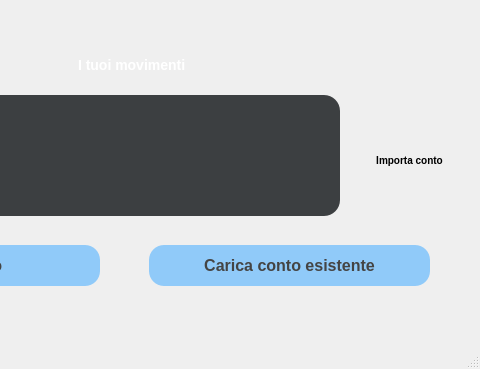
AndreaDiPietro0/BankAccount_DiPietro, file MainWindow.ui: the form before one commit; both pictures show x 191 to 671 and y 315 to 684 of the 671 by 684 pixel window.
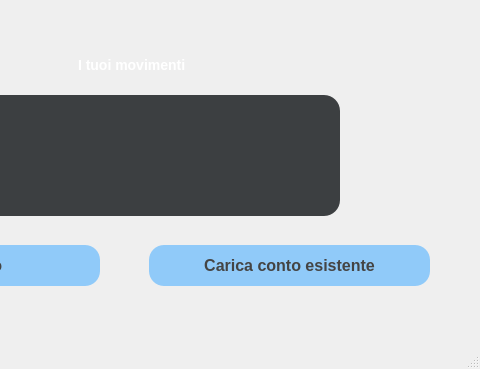
The form after the commit.

Commit message: spostato button in finestra bonifico

The edit to the form file:
```diff
--- a/MainWindow.ui
+++ b/MainWindow.ui
@@ -369,42 +369,6 @@
      <string>IBAN</string>
     </property>
    </widget>
-   <widget class="QPushButton" name="btnImporta">
-    <property name="geometry">
-     <rect>
-      <x>540</x>
-      <y>450</y>
-      <width>121</width>
-      <height>51</height>
-     </rect>
-    </property>
-    <property name="font">
-     <font>
-      <family>Helvetica</family>
-      <bold>true</bold>
-     </font>
-    </property>
-    <property name="styleSheet">
-     <string notr="true">QPushButton {
-    background-color: #000000
-    color: #444444;             
-    border-radius: 15px;       /* bordi arrotondati */
-    padding: 10px 20px;       /* spaziatura interna */
-    font-size: 10px;          
-    font-weight: bold;       
-    border: none;           
-}
-QPushButton:hover {
-    background-color: #66BB6A; /* colore + scuro al passaggio */
-}
-QPushButton:pressed {
-    background-color: #4CAF50; /* Colore ++ scuro se click */
-}</string>
-    </property>
-    <property name="text">
-     <string>Importa conto</string>
-    </property>
-   </widget>
   </widget>
   <widget class="QMenuBar" name="menubar">
    <property name="geometry">
```
The commit also changes 5 other files.
